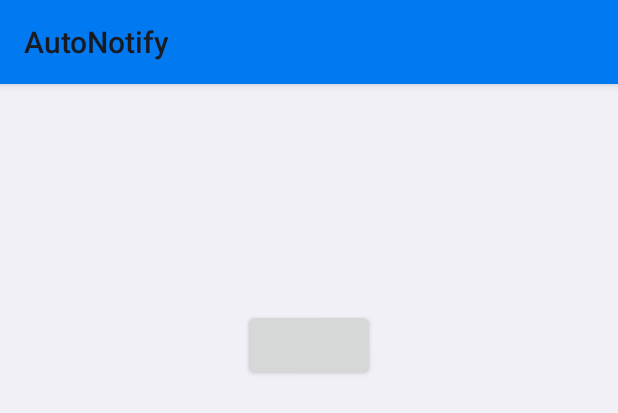
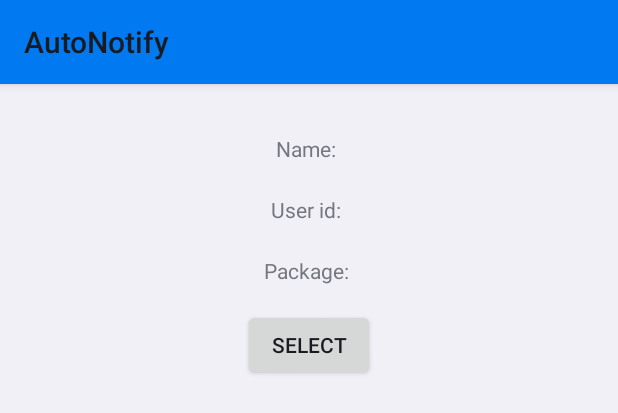
Before and after one commit to zehuanli/AutoNotify, an Android app: the layout dialog_app.xml on its own in the app's theme, with its tools: preview values and no code run, on a phone screen of 412 x 824 dp. Shown: the top 413 px of the screen. Run offline under Robolectric (Android 15) with nearby library versions, the phone set to English and light mode, and no system bars.

Commit message:
UI improvement

```diff
--- a/app/src/main/java/com/upbad/apps/autonotify/Util.java
+++ b/app/src/main/java/com/upbad/apps/autonotify/Util.java
@@ -45,7 +45,7 @@
 
         HashMap<Integer, String> pkgs = getPackagesForUser(userIdList);
 
-        List<ApplicationInfo> applications = packageManager.getInstalledApplications(PackageManager.GET_META_DATA | PackageManager.GET_UNINSTALLED_PACKAGES);
+        List<ApplicationInfo> applications = packageManager.getInstalledApplications(PackageManager.GET_META_DATA | PackageManager.MATCH_UNINSTALLED_PACKAGES);
 
         List<PackageData> packageDataList = new ArrayList<>();
         for (ApplicationInfo applicationInfo : applications) {
--- a/app/src/main/java/com/upbad/apps/autonotify/component/AppSearchActivity.java
+++ b/app/src/main/java/com/upbad/apps/autonotify/component/AppSearchActivity.java
@@ -63,13 +63,13 @@
                 popupWindow.showAtLocation(popupView, Gravity.CENTER, 0, 0);
 
                 Button button = popupView.findViewById(R.id.button);
-                button.setText(R.string.select);
                 button.setOnClickListener(new View.OnClickListener() {
                     @Override
                     public void onClick(View v) {
                         Intent resultIntent = new Intent();
                         resultIntent.putExtra("packageName", packageData.packageName);
                         resultIntent.putExtra("userId", packageData.userId);
+                        resultIntent.putExtra("label", packageData.label);
                         setResult(RESULT_OK, resultIntent);
                         popupWindow.dismiss();
                         finish();
--- a/app/src/main/java/com/upbad/apps/autonotify/db/PackageData.java
+++ b/app/src/main/java/com/upbad/apps/autonotify/db/PackageData.java
@@ -21,7 +21,7 @@
     @NonNull
     public int userId;
 
-    @Ignore
+    @ColumnInfo(name = "label")
     public String label;
 
     @Ignore
@@ -34,9 +34,10 @@
     }
 
     @Ignore
-    public PackageData(String packageName, int userId) {
+    public PackageData(String packageName, int userId, String label) {
         this.packageName = packageName;
         this.userId = userId;
+        this.label = label;
     }
 
     @Override
--- a/app/src/main/res/layout/dialog_app.xml
+++ b/app/src/main/res/layout/dialog_app.xml
@@ -4,31 +4,69 @@
     android:padding="20dp"
     android:layout_width="match_parent"
     android:layout_height="wrap_content">
-    <TextView
-        android:id="@+id/appLabel"
+
+    <RelativeLayout
         android:layout_width="match_parent"
         android:layout_height="wrap_content"
         android:padding="8dp"
         android:gravity="center"
-        android:layout_marginTop="5dp" />
-    <TextView
-        android:id="@+id/appPackageName"
+        android:layout_marginTop="5dp"
+        android:orientation="horizontal">
+        <TextView
+            android:id="@+id/label_appLabel"
+            android:layout_width="wrap_content"
+            android:layout_height="wrap_content"
+            android:layout_alignParentStart="true"
+            android:text="@string/app_label" />
+        <TextView
+            android:id="@+id/appLabel"
+            android:layout_width="wrap_content"
+            android:layout_height="wrap_content"
+            android:layout_toEndOf="@+id/label_appLabel" />
+    </RelativeLayout>
+    <RelativeLayout
         android:layout_width="match_parent"
         android:layout_height="wrap_content"
         android:padding="8dp"
         android:gravity="center"
-        android:layout_marginTop="5dp" />
-    <TextView
-        android:id="@+id/appUserIdDialog"
+        android:layout_marginTop="5dp"
+        android:orientation="horizontal">
+        <TextView
+            android:id="@+id/label_appUserIdDialog"
+            android:layout_width="wrap_content"
+            android:layout_height="wrap_content"
+            android:layout_alignParentStart="true"
+            android:text="@string/user_id" />
+        <TextView
+            android:id="@+id/appUserIdDialog"
+            android:layout_width="wrap_content"
+            android:layout_height="wrap_content"
+            android:layout_toEndOf="@+id/label_appUserIdDialog" />
+    </RelativeLayout>
+    <RelativeLayout
         android:layout_width="match_parent"
         android:layout_height="wrap_content"
         android:padding="8dp"
         android:gravity="center"
-        android:layout_marginTop="5dp" />
+        android:layout_marginTop="5dp"
+        android:orientation="horizontal">
+        <TextView
+            android:id="@+id/label_appPackageName"
+            android:layout_width="wrap_content"
+            android:layout_height="wrap_content"
+            android:layout_alignParentStart="true"
+            android:text="@string/package_name" />
+        <TextView
+            android:id="@+id/appPackageName"
+            android:layout_width="wrap_content"
+            android:layout_height="wrap_content"
+            android:layout_toEndOf="@+id/label_appPackageName" />
+    </RelativeLayout>
     <Button
         android:id="@+id/button"
         android:layout_width="wrap_content"
         android:layout_height="wrap_content"
         android:layout_marginTop="8dp"
-        android:layout_gravity="center" />
+        android:layout_gravity="center"
+        android:text="@string/select" />
 </LinearLayout>
--- a/app/src/main/res/values/strings.xml
+++ b/app/src/main/res/values/strings.xml
@@ -6,7 +6,7 @@
     <string name="select">Select</string>
     <string name="confirm">Confirm</string>
     <string name="delete">Delete</string>
-    <string name="confirm_delete">Remove this package from the list?</string>
+    <string name="confirm_delete">Remove this app from the list?</string>
     <string name="yes">Yes</string>
     <string name="no">No</string>
     <string name="current_app_label">Current apps</string>
@@ -15,4 +15,7 @@
     <string name="label_userId">%1$s (%2$d)</string>
     <string name="channel_id">Android Auto</string>
     <string name="channel_description">Notification to be displayed on Android Auto</string>
+    <string name="app_label">Name:&#160;</string>
+    <string name="user_id">User id:&#160;</string>
+    <string name="package_name">Package:&#160;</string>
 </resources>
```
Also changed, not shown: app/src/main/java/com/upbad/apps/autonotify/component/MainActivity.java (+11 -3 lines), app/src/main/res/layout/activity_main.xml (+9 -0 lines), 1 other file.
